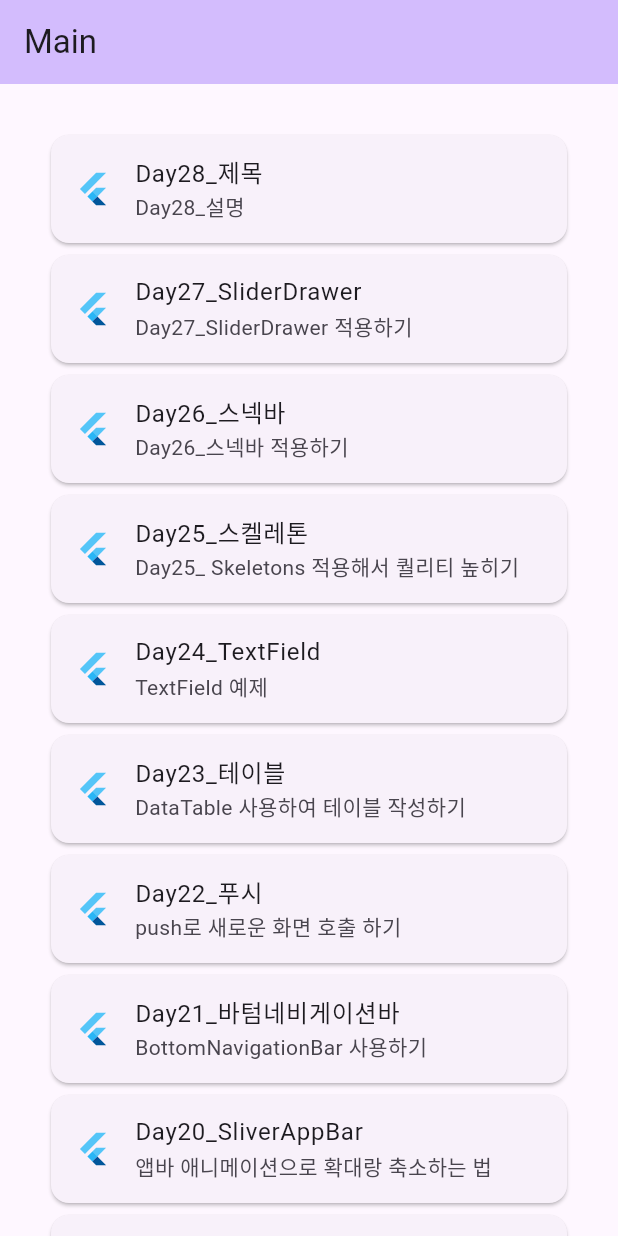
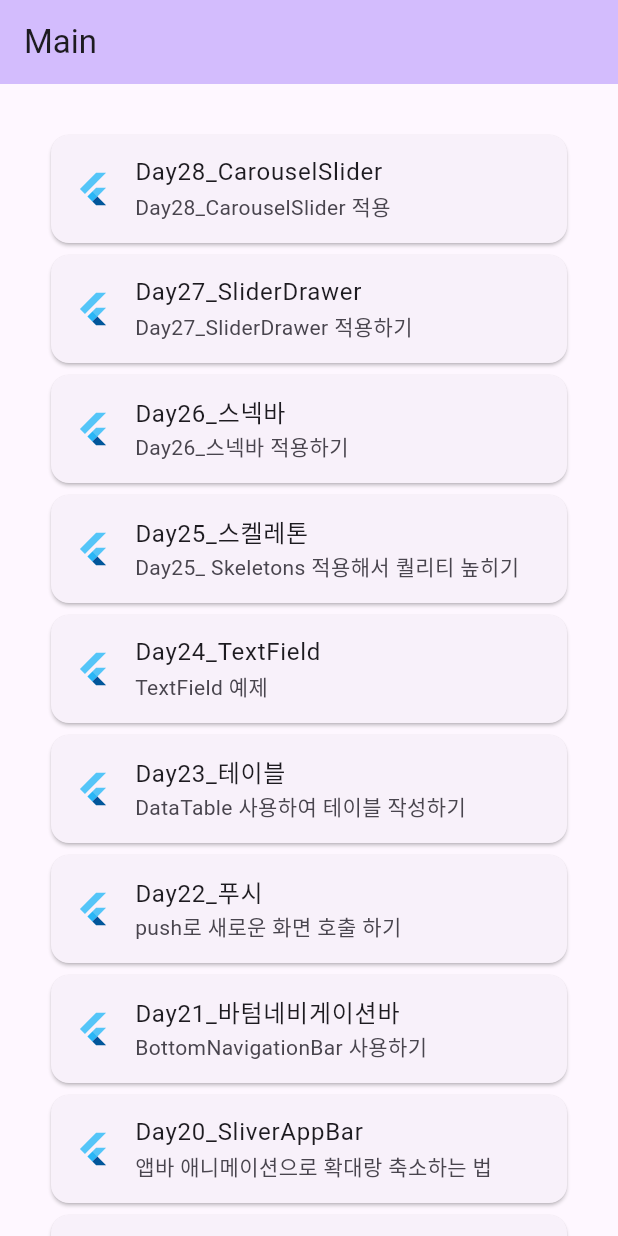
Before and after one commit to junselee42/flutter_study, a Flutter app: the screen it shows after launch, on a phone screen of 412 x 824 dp. Run offline on Flutter 3.47's test engine with Material 2 defaults, Android fonts, the phone set to English and light mode, and no system bars; our stand-ins replace carousel_slider, dio, flutter_slider_drawer, skeletons.

Commit message:
update: updated ex27 -CarouselSlider 적용하기

```diff
--- a/lib/main.dart
+++ b/lib/main.dart
@@ -46,8 +46,8 @@ class _MyHomePageState extends State<MyHomePage> {
           Card(
             child: ListTile(
               leading: const FlutterLogo(),
-              title: const Text('Day28_제목'),
-              subtitle: const Text('Day28_설명'),
+              title: const Text('Day28_CarouselSlider'),
+              subtitle: const Text('Day28_CarouselSlider 적용'),
               hoverColor: Colors.purple,
               onTap: () {
                 Navigator.of(context).pushNamed('/twentyeighth');
--- a/lib/router/router.dart
+++ b/lib/router/router.dart
@@ -58,5 +58,5 @@ final routes = {
   '/twentyfifth': (BuildContext context) => const TwentyFivePage(),
   '/twentysixth': (BuildContext context) => const TwentySixPage(),
   '/twentyseventh': (BuildContext context) => const TwentySevenPage(),
-  '/twentyseighth': (BuildContext context) => const TwentyEightPage(),
+  '/twentyeighth': (BuildContext context) => const TwentyEightPage(),
 };
--- a/pubspec.yaml
+++ b/pubspec.yaml
@@ -32,6 +32,7 @@ dependencies:
   flutter:
     sdk: flutter
   skeletons: ^0.0.3
+  carousel_slider: ^4.2.1
 
   # The following adds the Cupertino Icons font to your application.
   # Use with the CupertinoIcons class for iOS style icons.
```
Also changed, not shown: lib/router/pages/twentyeight.dart (+51 -2 lines), pubspec.lock.
